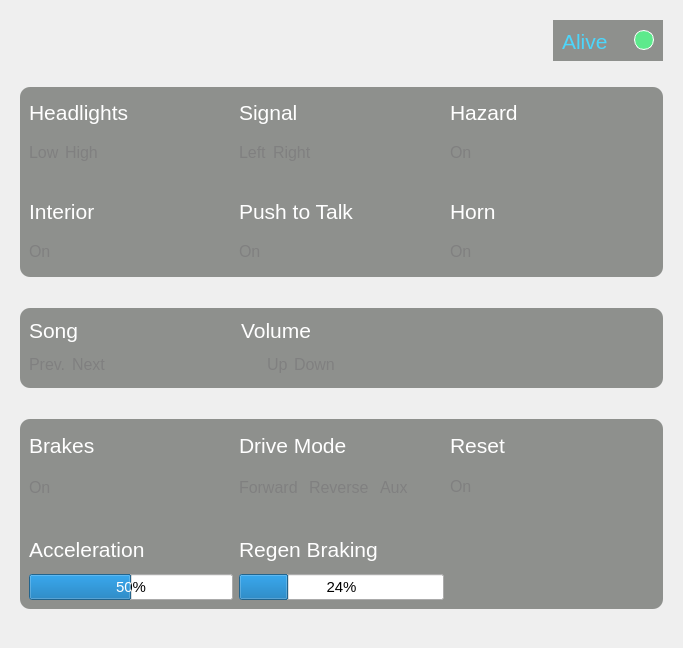
UCSolarCarTeam/Epsilon-Dashboard, file src/ViewLayer/DebugDisplay/ControlPage/ControlUi/ControlUi.ui: the form before one commit.
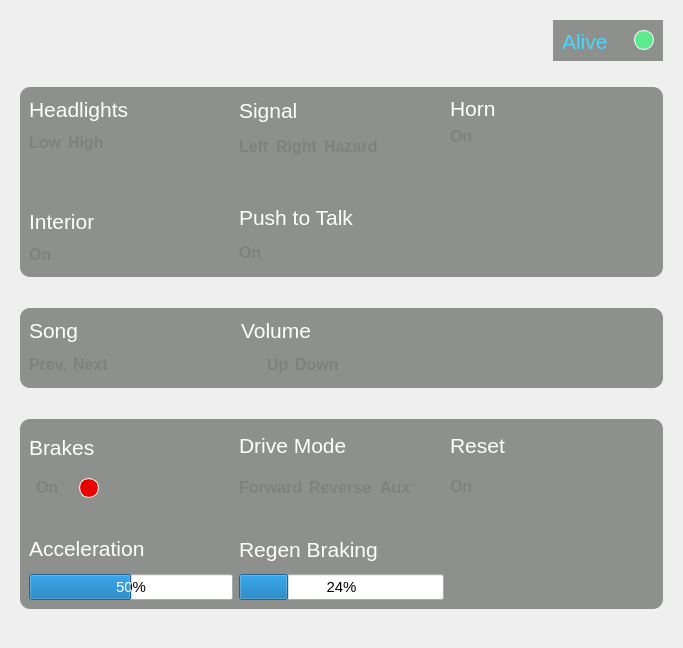
The form after the commit. Icons and pictures are not drawn.

Commit message: updated control debug UI

Patch:
```diff
--- a/src/ViewLayer/DebugDisplay/ControlPage/ControlUi/ControlUi.ui
+++ b/src/ViewLayer/DebugDisplay/ControlPage/ControlUi/ControlUi.ui
@@ -168,7 +168,7 @@
 </string>
                  </property>
                  <property name="text">
-                  <string>&lt;html&gt;&lt;head/&gt;&lt;body&gt;&lt;p&gt;&lt;span style=&quot; font-size:12pt; &quot;&gt;Low&lt;/span&gt;&lt;/p&gt;&lt;/body&gt;&lt;/html&gt;</string>
+                  <string>&lt;html&gt;&lt;head/&gt;&lt;body&gt;&lt;p&gt;&lt;span style=&quot; font-size:12pt; font-weight:600;&quot;&gt;Low&lt;/span&gt;&lt;/p&gt;&lt;/body&gt;&lt;/html&gt;</string>
                  </property>
                 </widget>
                </item>
@@ -183,7 +183,7 @@
                   <string notr="true">color: grey;</string>
                  </property>
                  <property name="text">
-                  <string>&lt;html&gt;&lt;head/&gt;&lt;body&gt;&lt;p&gt;&lt;span style=&quot; font-size:12pt; &quot;&gt;High&lt;/span&gt;&lt;/p&gt;&lt;/body&gt;&lt;/html&gt;</string>
+                  <string>&lt;html&gt;&lt;head/&gt;&lt;body&gt;&lt;p&gt;&lt;span style=&quot; font-size:12pt; font-weight:600;&quot;&gt;High&lt;/span&gt;&lt;/p&gt;&lt;/body&gt;&lt;/html&gt;</string>
                  </property>
                 </widget>
                </item>
@@ -203,20 +203,59 @@
               </layout>
              </item>
              <item>
-              <spacer name="verticalSpacer">
-               <property name="orientation">
-                <enum>Qt::Vertical</enum>
-               </property>
-               <property name="sizeType">
-                <enum>QSizePolicy::Fixed</enum>
-               </property>
-               <property name="sizeHint" stdset="0">
-                <size>
-                 <width>20</width>
-                 <height>20</height>
-                </size>
-               </property>
-              </spacer>
+              <layout class="QHBoxLayout" name="horizontalLayout_17">
+               <item>
+                <widget class="QLabel" name="label">
+                 <property name="sizePolicy">
+                  <sizepolicy hsizetype="Fixed" vsizetype="Fixed">
+                   <horstretch>200</horstretch>
+                   <verstretch>0</verstretch>
+                  </sizepolicy>
+                 </property>
+                 <property name="minimumSize">
+                  <size>
+                   <width>40</width>
+                   <height>40</height>
+                  </size>
+                 </property>
+                 <property name="styleSheet">
+                  <string notr="true">image: url(:/Resources/LowHeadlightIndicatorOff.png);</string>
+                 </property>
+                 <property name="text">
+                  <string/>
+                 </property>
+                </widget>
+               </item>
+               <item>
+                <widget class="QLabel" name="label_2">
+                 <property name="minimumSize">
+                  <size>
+                   <width>40</width>
+                   <height>40</height>
+                  </size>
+                 </property>
+                 <property name="styleSheet">
+                  <string notr="true">image: url(:/Resources/HighHeadlightIndicatorOff.png);</string>
+                 </property>
+                 <property name="text">
+                  <string/>
+                 </property>
+                </widget>
+               </item>
+               <item>
+                <spacer name="horizontalSpacer_8">
+                 <property name="orientation">
+                  <enum>Qt::Horizontal</enum>
+                 </property>
+                 <property name="sizeHint" stdset="0">
+                  <size>
+                   <width>40</width>
+                   <height>20</height>
+                  </size>
+                 </property>
+                </spacer>
+               </item>
+              </layout>
              </item>
              <item>
               <layout class="QHBoxLayout" name="horizontalLayout_24">
@@ -250,7 +289,7 @@
                   <string notr="true">color: grey;</string>
                  </property>
                  <property name="text">
-                  <string>&lt;html&gt;&lt;head/&gt;&lt;body&gt;&lt;p&gt;&lt;span style=&quot; font-size:12pt; &quot;&gt;On&lt;/span&gt;&lt;/p&gt;&lt;/body&gt;&lt;/html&gt;</string>
+                  <string>&lt;html&gt;&lt;head/&gt;&lt;body&gt;&lt;p&gt;&lt;span style=&quot; font-size:12pt; font-weight:600;&quot;&gt;On&lt;/span&gt;&lt;/p&gt;&lt;/body&gt;&lt;/html&gt;</string>
                  </property>
                 </widget>
                </item>
@@ -306,7 +345,7 @@
                   <string notr="true">color: grey;</string>
                  </property>
                  <property name="text">
-                  <string>&lt;html&gt;&lt;head/&gt;&lt;body&gt;&lt;p&gt;&lt;span style=&quot; font-size:12pt; &quot;&gt;Left&lt;/span&gt;&lt;/p&gt;&lt;/body&gt;&lt;/html&gt;</string>
+                  <string>&lt;html&gt;&lt;head/&gt;&lt;body&gt;&lt;p&gt;&lt;span style=&quot; font-size:12pt; font-weight:600;&quot;&gt;Left&lt;/span&gt;&lt;/p&gt;&lt;/body&gt;&lt;/html&gt;</string>
                  </property>
                 </widget>
                </item>
@@ -321,7 +360,22 @@
                   <string notr="true">color: grey;</string>
                  </property>
                  <property name="text">
-                  <string>&lt;html&gt;&lt;head/&gt;&lt;body&gt;&lt;p&gt;&lt;span style=&quot; font-size:12pt; &quot;&gt;Right&lt;/span&gt;&lt;/p&gt;&lt;/body&gt;&lt;/html&gt;</string>
+                  <string>&lt;html&gt;&lt;head/&gt;&lt;body&gt;&lt;p&gt;&lt;span style=&quot; font-size:12pt; font-weight:600;&quot;&gt;Right&lt;/span&gt;&lt;/p&gt;&lt;/body&gt;&lt;/html&gt;</string>
+                 </property>
+                </widget>
+               </item>
+               <item>
+                <widget class="QLabel" name="hazardOnLabel">
+                 <property name="font">
+                  <font>
+                   <pointsize>9</pointsize>
+                  </font>
+                 </property>
+                 <property name="styleSheet">
+                  <string notr="true">color: grey;</string>
+                 </property>
+                 <property name="text">
+                  <string>&lt;html&gt;&lt;head/&gt;&lt;body&gt;&lt;p&gt;&lt;span style=&quot; font-size:12pt; font-weight:600;&quot;&gt;Hazard&lt;/span&gt;&lt;/p&gt;&lt;/body&gt;&lt;/html&gt;</string>
                  </property>
                 </widget>
                </item>
@@ -341,20 +395,81 @@
               </layout>
              </item>
              <item>
-              <spacer name="verticalSpacer_2">
-               <property name="orientation">
-                <enum>Qt::Vertical</enum>
-               </property>
-               <property name="sizeType">
-                <enum>QSizePolicy::Fixed</enum>
-               </property>
-               <property name="sizeHint" stdset="0">
-                <size>
-                 <width>20</width>
-                 <height>20</height>
-                </size>
-               </property>
-              </spacer>
+              <layout class="QHBoxLayout" name="horizontalLayout_19">
+               <item>
+                <widget class="QLabel" name="label_3">
+                 <property name="sizePolicy">
+                  <sizepolicy hsizetype="Minimum" vsizetype="Minimum">
+                   <horstretch>0</horstretch>
+                   <verstretch>0</verstretch>
+                  </sizepolicy>
+                 </property>
+                 <property name="minimumSize">
+                  <size>
+                   <width>30</width>
+                   <height>30</height>
+                  </size>
+                 </property>
+                 <property name="maximumSize">
+                  <size>
+                   <width>30</width>
+                   <height>30</height>
+                  </size>
+                 </property>
+                 <property name="styleSheet">
+                  <string notr="true">image: url(:/Resources/TurnSignalLeftOff.png);</string>
+                 </property>
+                 <property name="text">
+                  <string/>
+                 </property>
+                </widget>
+               </item>
+               <item>
+                <spacer name="horizontalSpacer_10">
+                 <property name="orientation">
+                  <enum>Qt::Horizontal</enum>
+                 </property>
+                 <property name="sizeType">
+                  <enum>QSizePolicy::Fixed</enum>
+                 </property>
+                 <property name="sizeHint" stdset="0">
+                  <size>
+                   <width>10</width>
+                   <height>20</height>
+                  </size>
+                 </property>
+                </spacer>
+               </item>
+               <item>
+                <widget class="QLabel" name="label_4">
+                 <property name="minimumSize">
+                  <size>
+                   <width>30</width>
+                   <height>30</height>
+                  </size>
+                 </property>
+                 <property name="styleSheet">
+                  <string notr="true">image: url(:/Resources/TurnSignalRightOff.png);</string>
+                 </property>
+                 <property name="text">
+                  <string/>
+                 </property>
+                </widget>
+               </item>
+               <item>
+                <spacer name="horizontalSpacer_9">
+                 <property name="orientation">
+                  <enum>Qt::Horizontal</enum>
+                 </property>
+                 <property name="sizeHint" stdset="0">
+                  <size>
+                   <width>40</width>
+                   <height>20</height>
+                  </size>
+                 </property>
+                </spacer>
+               </item>
+              </layout>
              </item>
              <item>
               <layout class="QHBoxLayout" name="horizontalLayout_22">
@@ -388,7 +503,7 @@
                   <string notr="true">color: grey;</string>
                  </property>
                  <property name="text">
-                  <string>&lt;html&gt;&lt;head/&gt;&lt;body&gt;&lt;p&gt;&lt;span style=&quot; font-size:12pt; &quot;&gt;On&lt;/span&gt;&lt;/p&gt;&lt;/body&gt;&lt;/html&gt;</string>
+                  <string>&lt;html&gt;&lt;head/&gt;&lt;body&gt;&lt;p&gt;&lt;span style=&quot; font-size:12pt; font-weight:600;&quot;&gt;On&lt;/span&gt;&lt;/p&gt;&lt;/body&gt;&lt;/html&gt;</string>
                  </property>
                 </widget>
                </item>
@@ -414,73 +529,6 @@
              <item>
               <layout class="QHBoxLayout" name="horizontalLayout_21">
                <item>
-                <widget class="QLabel" name="hazardLabel">
-                 <property name="font">
-                  <font>
-                   <pointsize>11</pointsize>
-                  </font>
-                 </property>
-                 <property name="styleSheet">
-                  <string notr="true">color: white;</string>
-                 </property>
-                 <property name="text">
-                  <string>&lt;html&gt;&lt;head/&gt;&lt;body&gt;&lt;p&gt;&lt;span style=&quot; font-size:16pt;&quot;&gt;Hazard&lt;/span&gt;&lt;/p&gt;&lt;/body&gt;&lt;/html&gt;</string>
-                 </property>
-                </widget>
-               </item>
-              </layout>
-             </item>
-             <item>
-              <layout class="QHBoxLayout" name="horizontalLayout_9">
-               <item>
-                <widget class="QLabel" name="hazardOnLabel">
-                 <property name="font">
-                  <font>
-                   <pointsize>9</pointsize>
-                  </font>
-                 </property>
-                 <property name="styleSheet">
-                  <string notr="true">color: grey;</string>
-                 </property>
-                 <property name="text">
-                  <string>&lt;html&gt;&lt;head/&gt;&lt;body&gt;&lt;p&gt;&lt;span style=&quot; font-size:12pt; &quot;&gt;On&lt;/span&gt;&lt;/p&gt;&lt;/body&gt;&lt;/html&gt;</string>
-                 </property>
-                </widget>
-               </item>
-               <item>
-                <spacer name="horizontalSpacer_4">
-                 <property name="orientation">
-                  <enum>Qt::Horizontal</enum>
-                 </property>
-                 <property name="sizeHint" stdset="0">
-                  <size>
-                   <width>40</width>
-                   <height>20</height>
-                  </size>
-                 </property>
-                </spacer>
-               </item>
-              </layout>
-             </item>
-             <item>
-              <spacer name="verticalSpacer_3">
-               <property name="orientation">
-                <enum>Qt::Vertical</enum>
-               </property>
-               <property name="sizeType">
-                <enum>QSizePolicy::Fixed</enum>
-               </property>
-               <property name="sizeHint" stdset="0">
-                <size>
-                 <width>20</width>
-                 <height>20</height>
-                </size>
-               </property>
-              </spacer>
-             </item>
-             <item>
-              <layout class="QHBoxLayout" name="horizontalLayout_23">
-               <item>
                 <widget class="QLabel" name="hornLabel">
                  <property name="styleSheet">
                   <string notr="true">color: white;</string>
@@ -493,7 +541,7 @@
               </layout>
              </item>
              <item>
-              <layout class="QHBoxLayout" name="horizontalLayout_10">
+              <layout class="QHBoxLayout" name="horizontalLayout_9">
                <item>
                 <widget class="QLabel" name="hornOnLabel">
                  <property name="font">
@@ -505,12 +553,12 @@
                   <string notr="true">color: grey;</string>
                  </property>
                  <property name="text">
-                  <string>&lt;html&gt;&lt;head/&gt;&lt;body&gt;&lt;p&gt;&lt;span style=&quot; font-size:12pt; &quot;&gt;On&lt;/span&gt;&lt;/p&gt;&lt;/body&gt;&lt;/html&gt;</string>
+                  <string>&lt;html&gt;&lt;head/&gt;&lt;body&gt;&lt;p&gt;&lt;span style=&quot; font-size:12pt; font-weight:600;&quot;&gt;On&lt;/span&gt;&lt;/p&gt;&lt;/body&gt;&lt;/html&gt;</string>
                  </property>
                 </widget>
                </item>
                <item>
-                <spacer name="horizontalSpacer_26">
+                <spacer name="horizontalSpacer_4">
                  <property name="orientation">
                   <enum>Qt::Horizontal</enum>
                  </property>
@@ -524,6 +572,19 @@
                </item>
               </layout>
              </item>
+             <item>
+              <spacer name="verticalSpacer">
+               <property name="orientation">
+                <enum>Qt::Vertical</enum>
+               </property>
+               <property name="sizeHint" stdset="0">
+                <size>
+                 <width>20</width>
+                 <height>40</height>
+                </size>
+               </property>
+              </spacer>
+             </item>
             </layout>
            </item>
           </layout>
@@ -605,7 +666,7 @@
                   <string notr="true">color: grey;</string>
                  </property>
                  <property name="text">
-                  <string>&lt;html&gt;&lt;head/&gt;&lt;body&gt;&lt;p&gt;&lt;span style=&quot; font-size:12pt; &quot;&gt;Prev.&lt;/span&gt;&lt;/p&gt;&lt;/body&gt;&lt;/html&gt;</string>
+                  <string>&lt;html&gt;&lt;head/&gt;&lt;body&gt;&lt;p&gt;&lt;span style=&quot; font-size:12pt; font-weight:600;&quot;&gt;Prev.&lt;/span&gt;&lt;/p&gt;&lt;/body&gt;&lt;/html&gt;</string>
                  </property>
                 </widget>
                </item>
@@ -620,7 +681,7 @@
                   <string notr="true">color: grey;</string>
                  </property>
                  <property name="text">
-                  <string>&lt;html&gt;&lt;head/&gt;&lt;body&gt;&lt;p&gt;&lt;span style=&quot; font-size:12pt; &quot;&gt;Next&lt;/span&gt;&lt;/p&gt;&lt;/body&gt;&lt;/html&gt;</string>
+                  <string>&lt;html&gt;&lt;head/&gt;&lt;body&gt;&lt;p&gt;&lt;span style=&quot; font-size:12pt; font-weight:600;&quot;&gt;Next&lt;/span&gt;&lt;/p&gt;&lt;/body&gt;&lt;/html&gt;</string>
                  </property>
                 </widget>
                </item>
@@ -700,7 +761,7 @@
                   <string notr="true">color: grey;</string>
                  </property>
                  <property name="text">
-                  <string>&lt;html&gt;&lt;head/&gt;&lt;body&gt;&lt;p&gt;&lt;span style=&quot; font-size:12pt; &quot;&gt;Up&lt;/span&gt;&lt;/p&gt;&lt;/body&gt;&lt;/html&gt;</string>
+                  <string>&lt;html&gt;&lt;head/&gt;&lt;body&gt;&lt;p&gt;&lt;span style=&quot; font-size:12pt; font-weight:600;&quot;&gt;Up&lt;/span&gt;&lt;/p&gt;&lt;/body&gt;&lt;/html&gt;</string>
                  </property>
                 </widget>
                </item>
@@ -715,7 +776,7 @@
                   <string notr="true">color: grey;</string>
                  </property>
                  <property name="text">
-                  <string>&lt;html&gt;&lt;head/&gt;&lt;body&gt;&lt;p&gt;&lt;span style=&quot; font-size:12pt;&quot;&gt;Down&lt;/span&gt;&lt;/p&gt;&lt;/body&gt;&lt;/html&gt;</string>
+                  <string>&lt;html&gt;&lt;head/&gt;&lt;body&gt;&lt;p&gt;&lt;span style=&quot; font-size:12pt; font-weight:600;&quot;&gt;Down&lt;/span&gt;&lt;/p&gt;&lt;/body&gt;&lt;/html&gt;</string>
                  </property>
                 </widget>
                </item>
@@ -801,22 +862,72 @@
               </widget>
              </item>
              <item>
-              <widget class="QLabel" name="brakesOnLabel">
-               <property name="font">
-                <font>
-                 <pointsize>9</pointsize>
-                </font>
-               </property>
-               <property name="styleSheet">
-                <string notr="true">color: grey;</string>
-               </property>
-               <property name="text">
-                <string>&lt;html&gt;&lt;head/&gt;&lt;body&gt;&lt;p&gt;&lt;span style=&quot; font-size:12pt; &quot;&gt;On&lt;/span&gt;&lt;/p&gt;&lt;/body&gt;&lt;/html&gt;</string>
-               </property>
-              </widget>
+              <layout class="QHBoxLayout" name="horizontalLayout_10">
+               <item>
+                <widget class="QLabel" name="brakesOnLabel">
+                 <property name="minimumSize">
+                  <size>
+                   <width>30</width>
+                   <height>30</height>
+                  </size>
+                 </property>
+                 <property name="maximumSize">
+                  <size>
+                   <width>20</width>
+                   <height>30</height>
+                  </size>
+                 </property>
+                 <property name="font">
+                  <font>
+                   <pointsize>9</pointsize>
+                  </font>
+                 </property>
+                 <property name="styleSheet">
+                  <string notr="true">color: grey;</string>
+                 </property>
+                 <property name="text">
+                  <string>&lt;html&gt;&lt;head/&gt;&lt;body&gt;&lt;p&gt;&lt;span style=&quot; font-size:12pt; font-weight:600;&quot;&gt;On&lt;/span&gt;&lt;/p&gt;&lt;/body&gt;&lt;/html&gt;</string>
+                 </property>
+                </widget>
+               </item>
+               <item>
+                <widget class="QLabel" name="label_5">
+                 <property name="maximumSize">
+                  <size>
+                   <width>20</width>
+                   <height>20</height>
+                  </size>
+                 </property>
+                 <property name="styleSheet">
+                  <string notr="true">background-color:rgb(234,0,0);
+border-radius: 10px;
+border: 1px solid white;</string>
+                 </property>
+                 <property name="text">
+                  <string/>
+                 </property>
+                </widget>
+               </item>
+               <item>
+                <spacer name="horizontalSpacer_11">
+                 <property name="orientation">
+                  <enum>Qt::Horizontal</enum>
+                 </property>
+                 <property name="sizeType">
+                  <enum>QSizePolicy::Fixed</enum>
+                 </property>
+                 <property name="sizeHint" stdset="0">
+                  <size>
+                   <width>125</width>
+                   <height>20</height>
+                  </size>
+                 </property>
+                </spacer>
+               </item>
+              </layout>
              </item>
              <item>
-              <spacer name="verticalSpacer_7">
+              <spacer name="verticalSpacer_2">
                <property name="orientation">
                 <enum>Qt::Vertical</enum>
                </property>
@@ -873,7 +984,7 @@
                   <string notr="true">color: grey;</string>
                  </property>
                  <property name="text">
-                  <string>&lt;html&gt;&lt;head/&gt;&lt;body&gt;&lt;p&gt;&lt;span style=&quot; font-size:12pt;&quot;&gt;Forward&lt;/span&gt;&lt;/p&gt;&lt;/body&gt;&lt;/html&gt;</string>
+                  <string>&lt;html&gt;&lt;head/&gt;&lt;body&gt;&lt;p&gt;&lt;span style=&quot; font-size:12pt; font-weight:600;&quot;&gt;Forward&lt;/span&gt;&lt;/p&gt;&lt;/body&gt;&lt;/html&gt;</string>
                  </property>
                 </widget>
                </item>
@@ -883,7 +994,7 @@
                   <string notr="true">color: grey;</string>
                  </property>
                  <property name="text">
-                  <string>&lt;html&gt;&lt;head/&gt;&lt;body&gt;&lt;p&gt;&lt;span style=&quot; font-size:12pt;&quot;&gt;Reverse&lt;/span&gt;&lt;/p&gt;&lt;/body&gt;&lt;/html&gt;</string>
+                  <string>&lt;html&gt;&lt;head/&gt;&lt;body&gt;&lt;p&gt;&lt;span style=&quot; font-size:12pt; font-weight:600;&quot;&gt;Reverse&lt;/span&gt;&lt;/p&gt;&lt;/body&gt;&lt;/html&gt;</string>
                  </property>
                 </widget>
                </item>
@@ -898,7 +1009,7 @@
                   <string notr="true">color: grey;</string>
                  </property>
                  <property name="text">
-                  <string>&lt;html&gt;&lt;head/&gt;&lt;body&gt;&lt;p&gt;&lt;span style=&quot; font-size:12pt;&quot;&gt;Aux&lt;/span&gt;&lt;/p&gt;&lt;/body&gt;&lt;/html&gt;</string>
+                  <string>&lt;html&gt;&lt;head/&gt;&lt;body&gt;&lt;p&gt;&lt;span style=&quot; font-size:12pt; font-weight:600;&quot;&gt;Aux&lt;/span&gt;&lt;/p&gt;&lt;/body&gt;&lt;/html&gt;</string>
                  </property>
                 </widget>
                </item>
@@ -960,7 +1071,7 @@
                 <string notr="true">color: grey;</string>
                </property>
                <property name="text">
-                <string>&lt;html&gt;&lt;head/&gt;&lt;body&gt;&lt;p&gt;&lt;span style=&quot; font-size:12pt; &quot;&gt;On&lt;/span&gt;&lt;/p&gt;&lt;/body&gt;&lt;/html&gt;</string>
+                <string>&lt;html&gt;&lt;head/&gt;&lt;body&gt;&lt;p&gt;&lt;span style=&quot; font-size:12pt; font-weight:600;&quot;&gt;On&lt;/span&gt;&lt;/p&gt;&lt;/body&gt;&lt;/html&gt;</string>
                </property>
               </widget>
              </item>
```
The commit also changes 6 other files.
